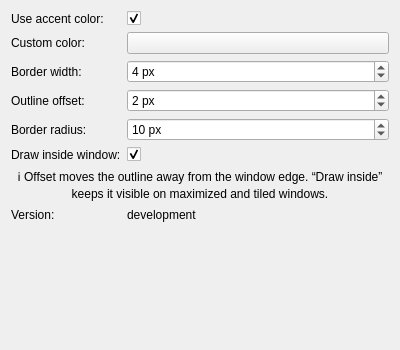
Above: activewindowoutline_config.ui from gmalinowski/LeapK before the change. Below: the same form after it.
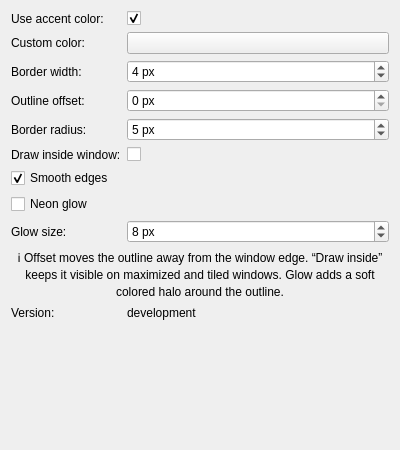
That is the form after the change. Custom widgets are drawn as their Qt base class.

Commit message: Add edge smoothing and neon glow

Patch:
```diff
--- a/activewindowoutline_config.ui
+++ b/activewindowoutline_config.ui
@@ -11,7 +11,7 @@
     <x>0</x>
     <y>0</y>
     <width>400</width>
-    <height>350</height>
+    <height>450</height>
    </rect>
   </property>
   <layout class="QFormLayout" name="formLayout">
@@ -93,7 +93,7 @@
       <number>30</number>
      </property>
      <property name="value">
-      <number>2</number>
+      <number>0</number>
      </property>
      <property name="suffix">
       <string> px</string>
@@ -117,7 +117,7 @@
       <number>30</number>
      </property>
      <property name="value">
-      <number>10</number>
+      <number>5</number>
      </property>
      <property name="suffix">
       <string> px</string>
@@ -135,15 +135,58 @@
    <item row="5" column="1">
     <widget class="QCheckBox" name="kcfg_DrawInside">
      <property name="checked">
-      <bool>true</bool>
+      <bool>false</bool>
      </property>
     </widget>
    </item>
 
    <item row="6" column="0" colspan="2">
+    <widget class="QCheckBox" name="kcfg_SmoothEdges">
+     <property name="text">
+      <string>Smooth edges</string>
+     </property>
+     <property name="checked">
+      <bool>true</bool>
+     </property>
+    </widget>
+   </item>
+
+   <item row="7" column="0" colspan="2">
+    <widget class="QCheckBox" name="kcfg_GlowEnabled">
+     <property name="text">
+      <string>Neon glow</string>
+     </property>
+    </widget>
+   </item>
+
+   <item row="8" column="0">
+    <widget class="QLabel" name="label_glowRadius">
+     <property name="text">
+      <string>Glow size:</string>
+     </property>
+    </widget>
+   </item>
+   <item row="8" column="1">
+    <widget class="QSpinBox" name="kcfg_GlowRadius">
+     <property name="minimum">
+      <number>1</number>
+     </property>
+     <property name="maximum">
+      <number>30</number>
+     </property>
+     <property name="value">
+      <number>8</number>
+     </property>
+     <property name="suffix">
+      <string> px</string>
+     </property>
+    </widget>
+   </item>
+
+   <item row="9" column="0" colspan="2">
     <widget class="QLabel" name="label_info">
      <property name="text">
-      <string>ℹ️ Offset moves the outline away from the window edge. “Draw inside” keeps it visible on maximized and tiled windows.</string>
+      <string>ℹ️ Offset moves the outline away from the window edge. “Draw inside” keeps it visible on maximized and tiled windows. Glow adds a soft colored halo around the outline.</string>
      </property>
      <property name="alignment">
       <set>Qt::AlignCenter</set>
@@ -154,14 +197,14 @@
     </widget>
    </item>
 
-   <item row="7" column="0">
+   <item row="10" column="0">
     <widget class="QLabel" name="label_version">
      <property name="text">
       <string>Version:</string>
      </property>
     </widget>
    </item>
-   <item row="7" column="1">
+   <item row="10" column="1">
     <widget class="QLabel" name="label_versionValue">
      <property name="text">
       <string>development</string>
```
The commit also changes 11 other files.
